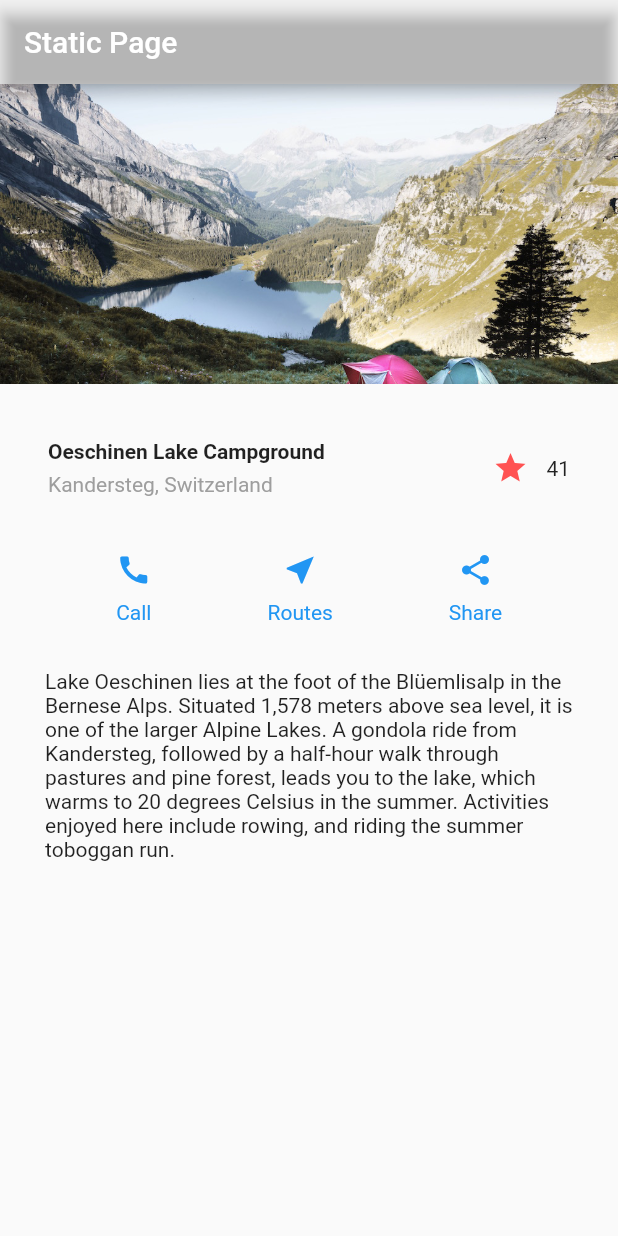
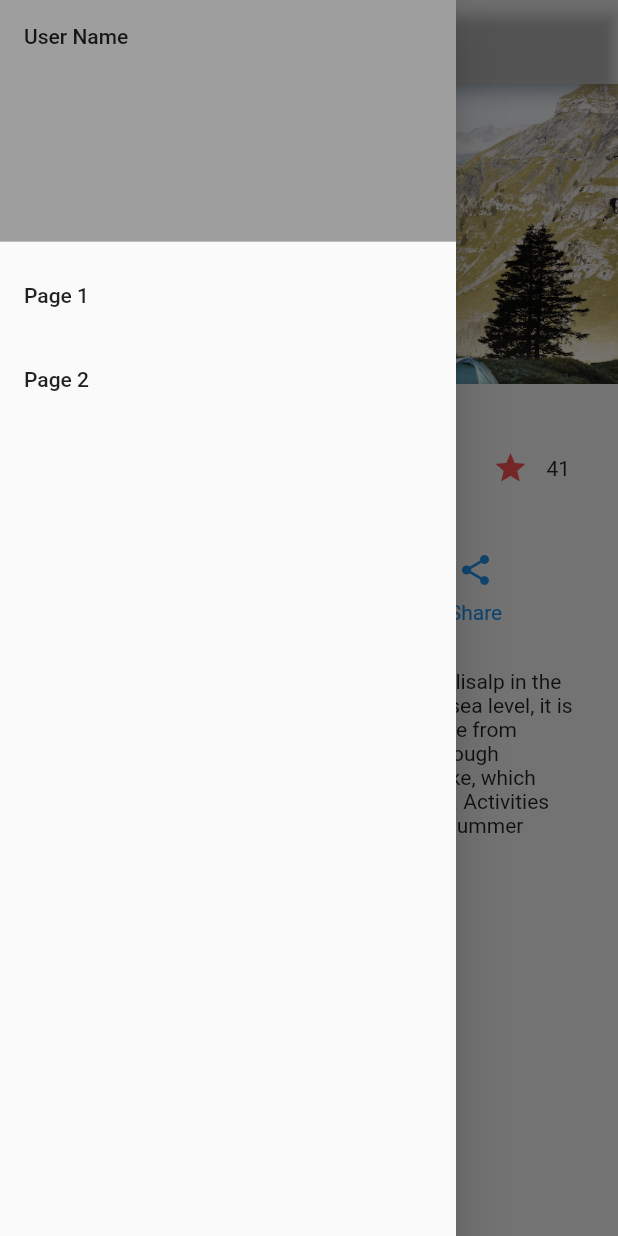
Before and after one commit to shuvamlal/Flutter-Examples, a Flutter app: the screen it shows after launch, with the side drawer open (before the commit the screen has no drawer), on a phone screen of 412 x 824 dp. Run offline on Flutter 3.47's test engine with Material 2 defaults, Android fonts, the phone set to English and light mode, and no system bars; our stand-ins replace shared_preferences.

Commit message:
drawer changes commit

```diff
--- /dev/null
+++ b/static_pages/lib/app_drawer.dart
@@ -0,0 +1,23 @@
+import 'package:flutter/material.dart';
+
+class AppDrawer extends StatelessWidget {
+  @override
+  Widget build(BuildContext context) {
+    return Drawer(
+      child: ListView(
+        children: [
+          DrawerHeader(
+            child: Text("User Name"),
+            decoration: BoxDecoration(color: Colors.grey),
+          ),
+          ListTile(
+            title: Text("Page 1"),
+          ),
+          ListTile(
+            title: Text("Page 2"),
+          ),
+        ],
+      ),
+    );
+  }
+}
--- a/static_pages/lib/main.dart
+++ b/static_pages/lib/main.dart
@@ -1,5 +1,7 @@
 import 'package:flutter/material.dart';
 import 'package:static_pages/home_page.dart';
+
+import 'app_drawer.dart';
 
 main() {
   runApp(MyApp());
@@ -11,6 +13,7 @@ class MyApp extends StatelessWidget {
     return MaterialApp(
       debugShowCheckedModeBanner: false,
       home: Scaffold(
+        drawer: AppDrawer(),
         appBar: AppBar(
           backgroundColor: Colors.transparent,
           title: Text("Static Page"),
```
